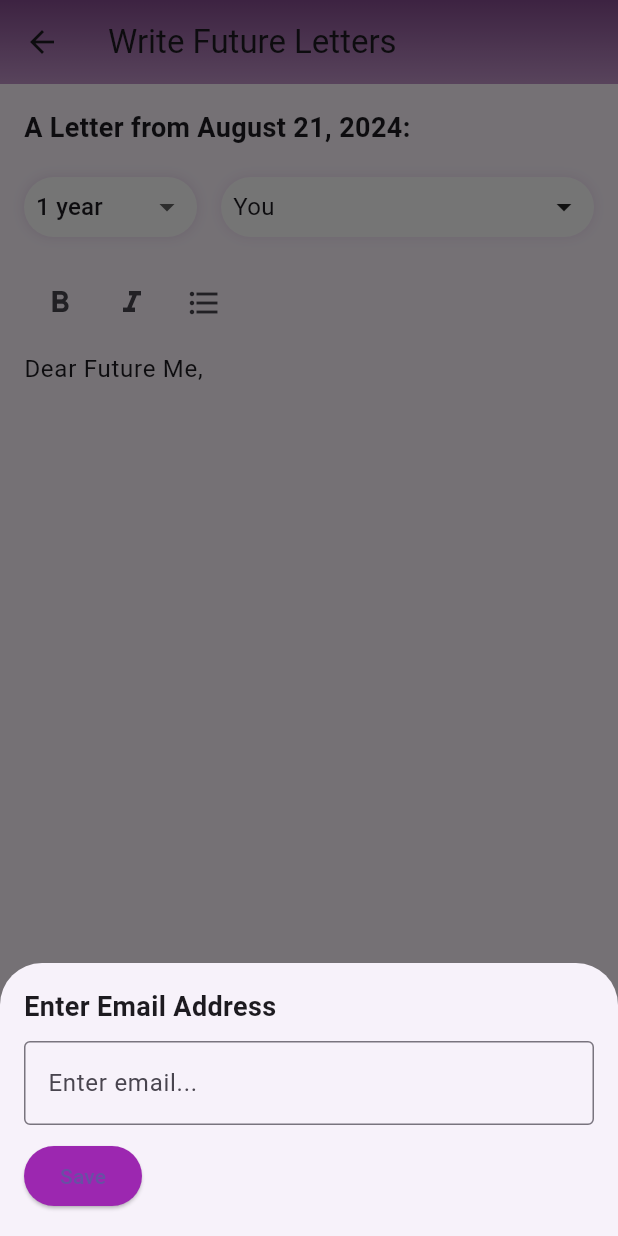
After one commit to ek08052004/healthyminds, a Flutter app: the FutureLetterScreen screen opened directly, after a tap on "You", on a phone screen of 412 x 824 dp. The commit adds this screen. Run offline on Flutter 3.47's test engine with Material 3 defaults, Android fonts, the phone set to English and light mode, and no system bars; our stand-ins replace image_picker, table_calendar.

Commit message:
future letters added

```diff
--- /dev/null
+++ b/lib/screens/future_letter_screen.dart
@@ -0,0 +1,276 @@
+import 'package:flutter/material.dart';
+import 'package:intl/intl.dart'; // Import the intl package for date formatting
+
+class FutureLetterScreen extends StatefulWidget {
+  @override
+  _FutureLetterScreenState createState() => _FutureLetterScreenState();
+}
+
+class _FutureLetterScreenState extends State<FutureLetterScreen> {
+  String selectedOption = '1 year'; // Default dropdown value
+  String recipientEmail =
+      'You'; // Default recipient (email of the logged-in user)
+  TextEditingController _controller =
+      TextEditingController(text: 'Dear Future Me, ');
+
+  // Methods to apply text styles
+  void _applyBold() {
+    _applyStyle('**');
+  }
+
+  void _applyItalic() {
+    _applyStyle('*');
+  }
+
+  void _applyBullet() {
+    _insertText('- ');
+  }
+
+  void _applyStyle(String style) {
+    final text = _controller.text;
+    final selection = _controller.selection;
+
+    // Extract the selected text
+    final selectedText = selection.textInside(text);
+
+    // Surround the selected text with the style markers
+    final newText = selection.textBefore(text) +
+        '$style$selectedText$style' +
+        selection.textAfter(text);
+
+    // Set the new text and adjust the selection
+    _controller.value = _controller.value.copyWith(
+      text: newText,
+      selection: TextSelection(
+        baseOffset: selection.baseOffset + style.length,
+        extentOffset: selection.extentOffset + style.length,
+      ),
+    );
+  }
+
+  void _insertText(String newText) {
+    final text = _controller.text;
+    final selection = _controller.selection;
+
+    // Insert the new text at the current selection
+    final updatedText =
+        selection.textBefore(text) + newText + selection.textAfter(text);
+
+    // Set the new text and adjust the cursor position
+    _controller.value = _controller.value.copyWith(
+      text: updatedText,
+      selection: TextSelection.collapsed(
+        offset: selection.baseOffset + newText.length,
+      ),
+    );
+  }
+
+  @override
+  Widget build(BuildContext context) {
+    // Get the current date and format it
+    String formattedDate = DateFormat('MMMM d, yyyy').format(DateTime.now());
+
+    return Scaffold(
+      appBar: PreferredSize(
+        preferredSize: Size.fromHeight(kToolbarHeight),
+        child: Container(
+          decoration: BoxDecoration(
+            gradient: LinearGradient(
+              colors: [
+                Color.fromARGB(255, 133, 76, 143), // Darker purple at the top
+                Color.fromARGB(
+                    255, 192, 147, 200), // Lighter purple towards the bottom
+              ],
+              begin: Alignment.topCenter,
+              end: Alignment.bottomCenter,
+            ),
+          ),
+          child: AppBar(
+            title: Text('Write Future Letters'),
+            backgroundColor:
+                Colors.transparent, // Make AppBar background transparent
+            elevation: 0, // Remove AppBar shadow
+          ),
+        ),
+      ),
+      body: Padding(
+        padding: const EdgeInsets.all(16.0),
+        child: Column(
+          crossAxisAlignment: CrossAxisAlignment.start,
+          children: [
+            Text(
+              'A Letter from $formattedDate:',
+              style: TextStyle(fontSize: 18, fontWeight: FontWeight.bold),
+            ),
+            SizedBox(height: 20),
+            Row(
+              children: [
+                // Dropdown Box
+                Container(
+                  width: MediaQuery.of(context).size.width * 0.28,
+                  height: 40,
+                  padding: EdgeInsets.symmetric(horizontal: 8.0),
+                  decoration: BoxDecoration(
+                    borderRadius: BorderRadius.circular(20.0),
+                    color: Colors.white,
+                    boxShadow: [
+                      BoxShadow(
+                        color: const Color.fromARGB(255, 183, 127, 193)
+                            .withOpacity(0.2), // Slight purple shadow
+                        blurRadius: 6,
+                        spreadRadius: 1,
+                      ),
+                    ],
+                  ),
+                  child: DropdownButton<String>(
+                    value: selectedOption,
+                    isExpanded: true,
+                    underline: SizedBox(),
+                    onChanged: (String? newValue) {
+                      setState(() {
+                        selectedOption = newValue!;
+                      });
+                    },
+                    items: <String>['6 months', '1 year', '3 years', '5 years']
+                        .map<DropdownMenuItem<String>>((String value) {
+                      return DropdownMenuItem<String>(
+                        value: value,
+                        child: Text(value, style: TextStyle(fontSize: 16)),
+                      );
+                    }).toList(),
+                  ),
+                ),
+                SizedBox(width: 16),
+                // Recipient Email Box
+                Flexible(
+                  child: GestureDetector(
+                    onTap: () {
+                      showModalBottomSheet(
+                        context: context,
+                        builder: (BuildContext context) {
+                          return Padding(
+                            padding: EdgeInsets.all(16.0),
+                            child: Column(
+                              mainAxisSize: MainAxisSize.min,
+                              crossAxisAlignment: CrossAxisAlignment.start,
+                              children: [
+                                Text(
+                                  'Enter Email Address',
+                                  style: TextStyle(
+                                      fontSize: 18,
+                                      fontWeight: FontWeight.bold),
+                                ),
+                                SizedBox(height: 10),
+                                TextField(
+                                  onChanged: (value) {
+                                    setState(() {
+                                      recipientEmail = value;
+                                    });
+                                  },
+                                  decoration: InputDecoration(
+                                    hintText: 'Enter email...',
+                                    border: OutlineInputBorder(),
+                                  ),
+                                ),
+                                SizedBox(height: 10),
+                                ElevatedButton(
+                                  onPressed: () {
+                                    Navigator.pop(context);
+                                  },
+                                  style: ElevatedButton.styleFrom(
+                                    backgroundColor:
+                                        Colors.purple, // Button color
+                                  ),
+                                  child: Text('Save'),
+                                ),
+                              ],
+                            ),
+                          );
+                        },
+                      );
+                    },
+                    child: Container(
+                      height: 40,
+                      padding: EdgeInsets.symmetric(horizontal: 8.0),
+                      decoration: BoxDecoration(
+                        borderRadius: BorderRadius.circular(20.0),
+                        color: Colors.white,
+                        boxShadow: [
+                          BoxShadow(
+                            color: Color.fromARGB(255, 201, 145, 210)
+                                .withOpacity(0.2), // Slight purple shadow
+                            blurRadius: 6,
+                            spreadRadius: 1,
+                          ),
+                        ],
+                      ),
+                      child: Row(
+                        mainAxisAlignment: MainAxisAlignment.spaceBetween,
+                        children: [
+                          Flexible(
+                            child: Text(
+                              recipientEmail,
+                              style: TextStyle(fontSize: 16),
+                              overflow: TextOverflow.ellipsis,
+                            ),
+                          ),
+                          Icon(Icons.arrow_drop_down),
+                        ],
+                      ),
+                    ),
+                  ),
+                ),
+              ],
+            ),
+            SizedBox(height: 20),
+            Row(
+              children: [
+                IconButton(
+                  icon: Icon(Icons.format_bold),
+                  onPressed: _applyBold,
+                ),
+                IconButton(
+                  icon: Icon(Icons.format_italic),
+                  onPressed: _applyItalic,
+                ),
+                IconButton(
+                  icon: Icon(Icons.format_list_bulleted),
+                  onPressed: _applyBullet,
+                ),
+              ],
+            ),
+            Expanded(
+              child: TextField(
+                controller: _controller,
+                maxLines: null,
+                expands: true,
+                textAlignVertical: TextAlignVertical.top,
+                decoration: InputDecoration(
+                  border: InputBorder.none,
+                  enabledBorder: InputBorder.none,
+                  focusedBorder: InputBorder.none,
+                  hintText: 'Write your letter here...',
+                ),
+              ),
+            ),
+            SizedBox(height: 20),
+            ElevatedButton(
+              onPressed: () {
+                // Handle saving or submitting the letter
+              },
+              style: ElevatedButton.styleFrom(
+                backgroundColor:
+                    Color.fromARGB(255, 192, 147, 200), // Button color
+              ),
+              child: Text(
+                'Send Letter',
+                style:
+                    TextStyle(color: Colors.white), // Text color set to white
+              ),
+            ),
+          ],
+        ),
+      ),
+    );
+  }
+}
--- a/lib/screens/home_screen.dart
+++ b/lib/screens/home_screen.dart
@@ -1,6 +1,7 @@
 import 'package:flutter/material.dart';
 import 'vision_board_screen.dart';
 import 'mood_tracker_screen.dart'; // Import MoodTrackerScreen
+import 'future_letter_screen.dart'; // Import FutureLetterScreen
 
 class HomeScreen extends StatelessWidget {
   @override
@@ -36,6 +37,18 @@ class HomeScreen extends StatelessWidget {
               },
               child: Text('Go to Mood Tracker'),
             ),
+            SizedBox(height: 20),
+            ElevatedButton(
+              onPressed: () {
+                Navigator.push(
+                  context,
+                  MaterialPageRoute(
+                    builder: (context) => FutureLetterScreen(),
+                  ),
+                );
+              },
+              child: Text('Write a Future Letter'),
+            ),
           ],
         ),
       ),
--- a/pubspec.yaml
+++ b/pubspec.yaml
@@ -32,6 +32,7 @@ dependencies:
     sdk: flutter
   table_calendar: ^3.0.6
   fl_chart: ^0.68.0
+  intl: ^0.19.0
 
 
   # The following adds the Cupertino Icons font to your application.
```
Also changed, not shown: pubspec.lock.
